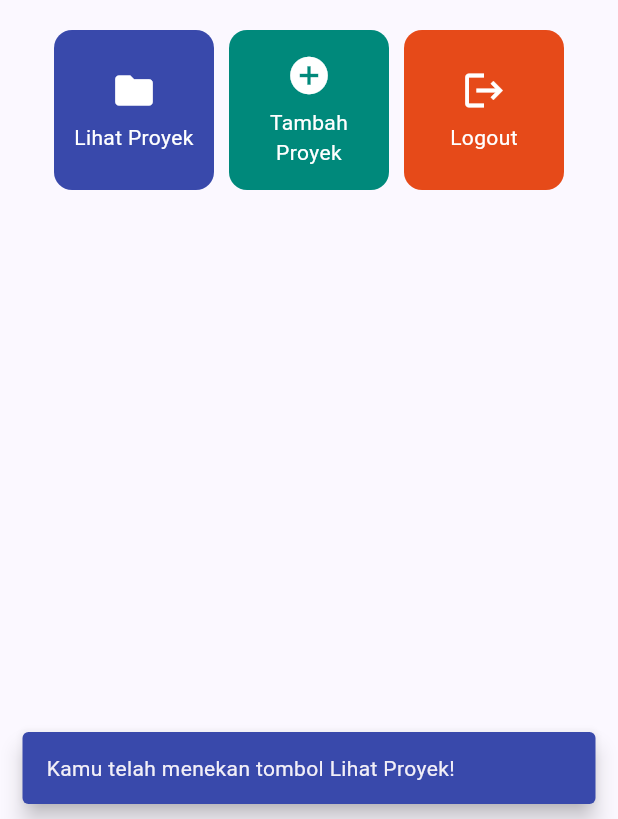
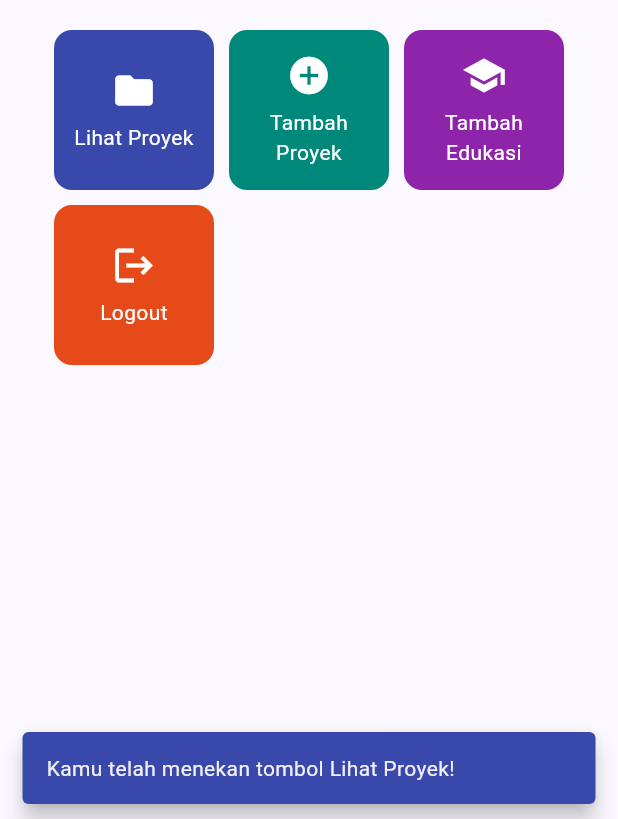
Before and after one commit to gdemahartaputra-hash/myportofolio_mobile, a Flutter app: the LeftDrawer widget shown alone on an empty page, opened directly, after a tap on "Home", after a tap on "Lihat Proyek", on a phone screen of 412 x 824 dp, the part 417-1236 px from its top. Run offline on Flutter 3.47's test engine with Material 3 defaults, Android fonts, the phone set to English and light mode, and no system bars; our stand-ins replace material_ui.

Commit message:
feat: tambah kartu aksi dan opsi drawer untuk membuka form edukasi

```diff
--- a/lib/screens/menu.dart
+++ b/lib/screens/menu.dart
@@ -17,6 +17,7 @@ class MyHomePage extends StatelessWidget {
   final List<ItemHomepage> items = [
     ItemHomepage("Lihat Proyek", Icons.folder, Colors.indigo.shade600),
     ItemHomepage("Tambah Proyek", Icons.add_circle, Colors.teal.shade600),
+    ItemHomepage("Tambah Edukasi", Icons.school, Colors.purple.shade600),
     ItemHomepage("Logout", Icons.logout, Colors.deepOrange.shade700),
   ];
 
--- a/lib/widgets/left_drawer.dart
+++ b/lib/widgets/left_drawer.dart
@@ -1,6 +1,7 @@
 import 'package:material_ui/material_ui.dart';
 import 'package:myportofolio_mobile/screens/menu.dart';
 import 'package:myportofolio_mobile/screens/project_form.dart';
+import 'package:myportofolio_mobile/screens/education_form.dart';
 
 /// Drawer menu yang muncul dari sisi kiri layar.
 ///
@@ -60,6 +61,19 @@ class LeftDrawer extends StatelessWidget {
               );
             },
           ),
+          ListTile(
+            leading: const Icon(Icons.school_outlined),
+            title: const Text('Add Education'),
+            // Navigasi ke halaman tambah edukasi
+            onTap: () {
+              Navigator.pushReplacement(
+                context,
+                MaterialPageRoute(
+                  builder: (context) => const EducationFormPage(),
+                ),
+              );
+            },
+          ),
         ],
       ),
     );
--- a/lib/widgets/project_card.dart
+++ b/lib/widgets/project_card.dart
@@ -1,6 +1,7 @@
 import 'package:material_ui/material_ui.dart';
 import 'package:myportofolio_mobile/screens/menu.dart';
 import 'package:myportofolio_mobile/screens/project_form.dart';
+import 'package:myportofolio_mobile/screens/education_form.dart';
 
 /// Kartu tombol aksi berikon dengan warna latar dari [ItemHomepage.color].
 ///
@@ -38,6 +39,13 @@ class ItemCard extends StatelessWidget {
               context,
               MaterialPageRoute(builder: (context) => const ProjectFormPage()),
             );
+          } else if (item.name == "Tambah Edukasi") {
+            Navigator.push(
+              context,
+              MaterialPageRoute(
+                builder: (context) => const EducationFormPage(),
+              ),
+            );
           }
         },
         child: Container(
```
